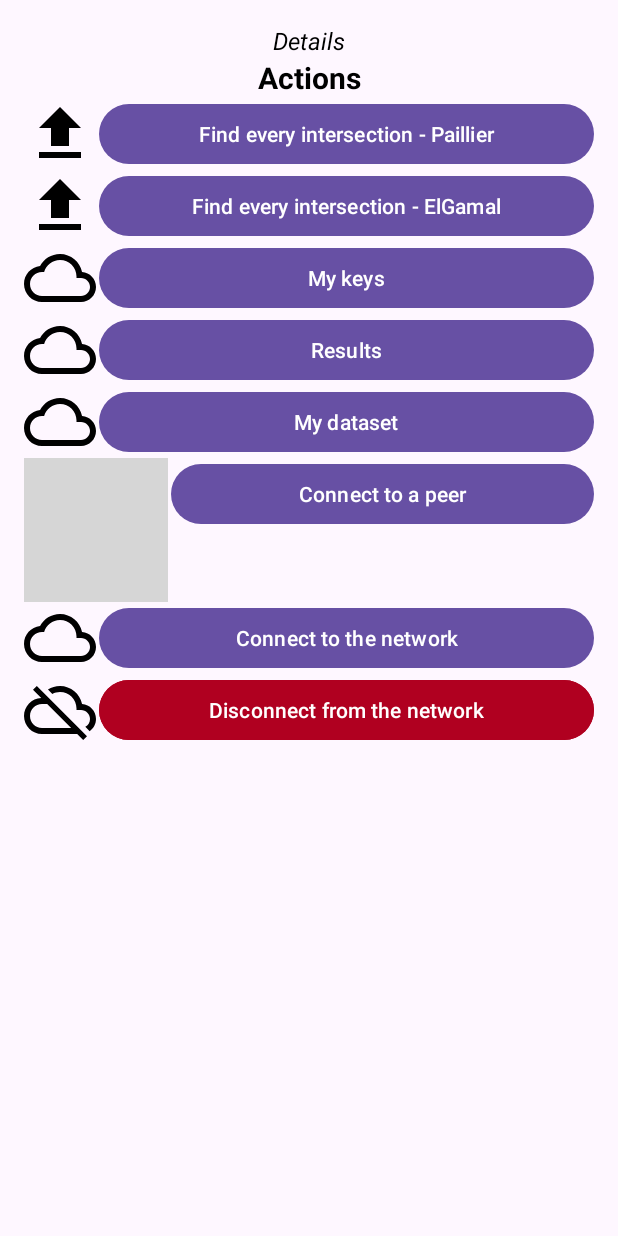
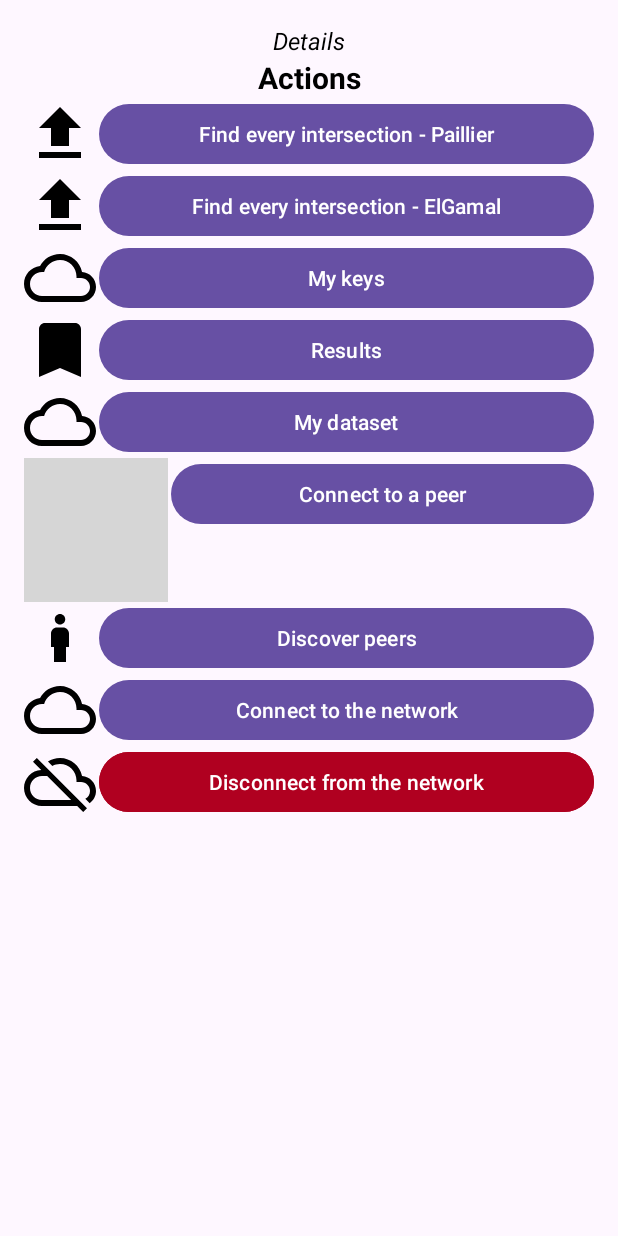
Before and after one commit to 4rius/APP_PSI, an Android app: the layout bottom_sheet_options.xml on its own in the app's theme, with its tools: preview values and no code run, on a phone screen of 412 x 824 dp. Run offline under Robolectric (Android 15) with nearby library versions, the phone set to English and light mode, and no system bars; grey boxes are pictures that could not be loaded.

Commit message:
Mejoras
A interfaz y nuevas funciones

```diff
--- /dev/null
+++ b/app/src/main/res/drawable/baseline_peer_48.xml
@@ -0,0 +1,5 @@
+<vector android:height="48dp" android:tint="#000000"
+    android:viewportHeight="24" android:viewportWidth="24"
+    android:width="48dp" xmlns:android="http://schemas.android.com/apk/res/android">
+    <path android:fillColor="@android:color/white" android:pathData="M12,7.5c0.97,0 1.75,-0.78 1.75,-1.75S12.97,4 12,4s-1.75,0.78 -1.75,1.75S11.03,7.5 12,7.5zM14,20v-5h1v-4.5c0,-1.1 -0.9,-2 -2,-2h-2c-1.1,0 -2,0.9 -2,2V15h1v5H14z"/>
+</vector>
--- /dev/null
+++ b/app/src/main/res/drawable/round_results_48.xml
@@ -0,0 +1,5 @@
+<vector android:height="48dp" android:tint="#000000"
+    android:viewportHeight="24" android:viewportWidth="24"
+    android:width="48dp" xmlns:android="http://schemas.android.com/apk/res/android">
+    <path android:fillColor="@android:color/white" android:pathData="M17,3H7c-1.1,0 -2,0.9 -2,2v16l7,-3 7,3V5c0,-1.1 -0.9,-2 -2,-2z"/>
+</vector>
--- a/app/src/main/res/layout/bottom_sheet_options.xml
+++ b/app/src/main/res/layout/bottom_sheet_options.xml
@@ -100,7 +100,7 @@
             android:id="@+id/logo7"
             android:layout_width="wrap_content"
             android:layout_height="wrap_content"
-            android:src="@drawable/baseline_cloud_queue_48"
+            android:src="@drawable/round_results_48"
             android:layout_gravity="center"
             android:importantForAccessibility="no" />
 
@@ -163,6 +163,28 @@
         android:orientation="horizontal">
 
         <ImageView
+            android:id="@+id/logo11"
+            android:layout_width="wrap_content"
+            android:layout_height="wrap_content"
+            android:src="@drawable/baseline_peer_48"
+            android:layout_gravity="center"
+            android:importantForAccessibility="no" />
+
+        <Button
+            android:id="@+id/buttonDiscoverPeers"
+            android:layout_width="match_parent"
+            android:layout_height="wrap_content"
+            android:layout_marginStart="2dp"
+            android:text="@string/discover_peers" />
+
+    </LinearLayout>
+
+    <LinearLayout
+        android:layout_width="match_parent"
+        android:layout_height="wrap_content"
+        android:orientation="horizontal">
+
+        <ImageView
             android:id="@+id/logo3"
             android:layout_width="wrap_content"
             android:layout_height="wrap_content"
--- a/app/src/main/res/values/strings.xml
+++ b/app/src/main/res/values/strings.xml
@@ -67,4 +67,6 @@
     <string name="keys">Numeric value of the keys</string>
     <string name="go_back">Return</string>
     <string name="connect_specific_peer">Connect to a peer</string>
+    <string name="no_peers_string">No peers were found on this network</string>
+    <string name="discover_peers">Discover peers</string>
 </resources>
```
